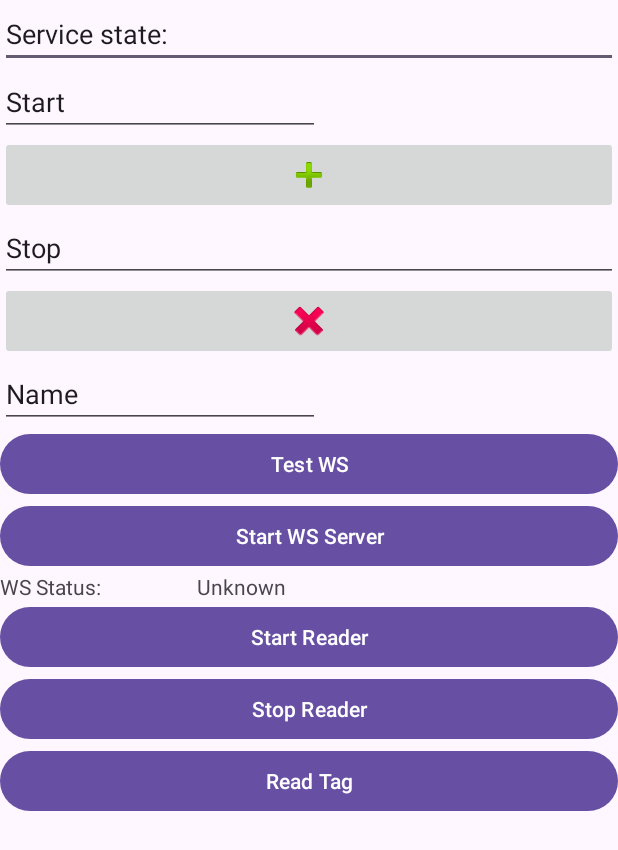
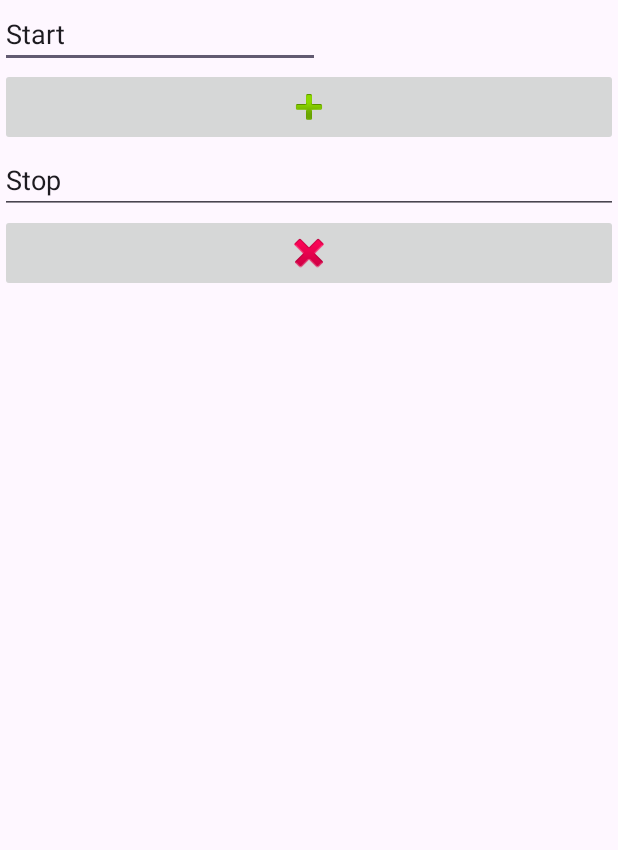
Before and after one commit to tvolodi/embeserver, an Android app: the layout activity_main.xml on its own in the app's theme, with its tools: preview values and no code run, on a phone screen of 412 x 824 dp. Shown: the top 850 px of the screen. Run offline under Robolectric (Android 15) with nearby library versions, the light colour scheme and no system bars.

Commit message:
Refactor 1

```diff
--- a/app/src/main/AndroidManifest.xml
+++ b/app/src/main/AndroidManifest.xml
@@ -18,12 +18,12 @@
         android:theme="@style/Theme.Embeserver"
         tools:targetApi="27">
         <service
-            android:name=".DriverService"
+            android:name="kz.ascoa.embeserver.DriverService"
             android:enabled="true"
             android:exported="false">
         </service>
         <activity
-            android:name=".MainActivity"
+            android:name="kz.ascoa.embeserver.MainActivity"
             android:exported="true"
             android:label="@string/app_name"
             android:theme="@style/Theme.Embeserver">
@@ -41,7 +41,7 @@
         </activity>
 
 
-        <receiver android:enabled="true" android:name=".DriverService" android:exported="true">
+        <receiver android:enabled="true" android:name="kz.ascoa.embeserver.DriverService" android:exported="true">
             <intent-filter>
                 <action android:name="android.intent.action.BOOT_COMPLETED"/>
             </intent-filter>
--- a/app/src/main/java/com/tvolodi/embeserver/ActionType.java
+++ b/app/src/main/java/kz/ascoa/embeserver/ActionType.java
@@ -1,4 +1,4 @@
-package com.tvolodi.embeserver;
+package kz.ascoa.embeserver;
 
 public enum ActionType {
     START,
--- a/app/src/main/java/com/tvolodi/embeserver/Application.kt
+++ b/app/src/main/java/kz/ascoa/embeserver/Application.kt
@@ -1,4 +1,4 @@
-package com.tvolodi.embeserver
+package kz.ascoa.embeserver
 
 import io.ktor.serialization.kotlinx.json.json
 import io.ktor.server.application.Application
--- a/app/src/main/java/com/tvolodi/embeserver/Dividers.kt
+++ b/app/src/main/java/kz/ascoa/embeserver/Dividers.kt
@@ -1,4 +1,4 @@
-package com.tvolodi.embeserver
+package kz.ascoa.embeserver
 
 object Dividers {
     val FIELD_DIVIDER = "::"
--- a/app/src/main/java/com/tvolodi/embeserver/Routing.kt
+++ b/app/src/main/java/kz/ascoa/embeserver/Routing.kt
@@ -1,4 +1,4 @@
-package com.tvolodi.embeserver
+package kz.ascoa.embeserver
 
 import io.ktor.server.application.Application
 import io.ktor.server.application.call
--- a/app/src/main/java/com/tvolodi/embeserver/ServiceStateType.java
+++ b/app/src/main/java/kz/ascoa/embeserver/ServiceStateType.java
@@ -1,4 +1,4 @@
-package com.tvolodi.embeserver;
+package kz.ascoa.embeserver;
 
 public enum ServiceStateType {
     STARTED,
--- a/app/src/main/res/layout/activity_main.xml
+++ b/app/src/main/res/layout/activity_main.xml
@@ -5,20 +5,12 @@
     android:layout_width="match_parent"
     android:layout_height="match_parent"
     android:fitsSystemWindows="true"
-    tools:context=".MainActivity">
+    tools:context="kz.ascoa.embeserver.MainActivity">
 
     <com.google.android.material.appbar.AppBarLayout
         android:layout_width="match_parent"
         android:layout_height="wrap_content"
         android:fitsSystemWindows="true">
-
-        <EditText
-            android:id="@+id/serviceStateText"
-            android:layout_width="match_parent"
-            android:layout_height="wrap_content"
-            android:ems="10"
-            android:inputType="text"
-            android:text="Service state:" />
 
         <EditText
             android:id="@+id/editTextText"
@@ -48,63 +40,10 @@
             android:layout_height="wrap_content"
             app:srcCompat="@android:drawable/ic_delete" />
 
-        <EditText
-            android:id="@+id/editTextText3"
-            android:layout_width="wrap_content"
-            android:layout_height="wrap_content"
-            android:ems="10"
-            android:inputType="text"
-            android:text="Name" />
-
-        <Button
-            android:id="@+id/testWSBtn"
-            android:layout_width="match_parent"
-            android:layout_height="wrap_content"
-            android:text="Test WS" />
-
-        <Button
-            android:id="@+id/startWSBtn"
-            android:layout_width="match_parent"
-            android:layout_height="wrap_content"
-            android:text="Start WS Server" />
-
         <LinearLayout
             android:layout_width="match_parent"
             android:layout_height="match_parent"
-            android:orientation="horizontal">
-
-            <TextView
-                android:id="@+id/WSStatusTV"
-                android:layout_width="131dp"
-                android:layout_height="wrap_content"
-                android:text="WS Status:" />
-
-            <TextView
-                android:id="@+id/WSStatusValueTV"
-                android:layout_width="181dp"
-                android:layout_height="wrap_content"
-                android:text="Unknown" />
-
-        </LinearLayout>
-
-        <Button
-            android:id="@+id/startReaderBtn"
-            android:layout_width="match_parent"
-            android:layout_height="wrap_content"
-            android:layout_weight="1"
-            android:text="Start Reader" />
-
-        <Button
-            android:id="@+id/stopReaderBtn"
-            android:layout_width="match_parent"
-            android:layout_height="wrap_content"
-            android:text="Stop Reader" />
-
-        <Button
-            android:id="@+id/readTagBtn"
-            android:layout_width="match_parent"
-            android:layout_height="wrap_content"
-            android:text="Read Tag" />
+            android:orientation="horizontal"/>
 
     </com.google.android.material.appbar.AppBarLayout>
 
--- a/app/src/main/res/menu/menu_main.xml
+++ b/app/src/main/res/menu/menu_main.xml
@@ -1,7 +1,7 @@
 <menu xmlns:android="http://schemas.android.com/apk/res/android"
     xmlns:app="http://schemas.android.com/apk/res-auto"
     xmlns:tools="http://schemas.android.com/tools"
-    tools:context="com.tvolodi.embeserver.MainActivity">
+    tools:context="com.tvolodi.embeserver.kz.tvolodi.embeserver.MainActivity">
     <item
         android:id="@+id/action_settings"
         android:orderInCategory="100"
```
Also changed, not shown: app/src/main/java/com/tvolodi/embeserver/MainActivity.kt (deleted, +0 -297 lines), app/src/main/java/kz/ascoa/embeserver/DriverService.kt (renamed from app/src/main/java/com/tvolodi/embeserver/DriverService.kt, +29 -27 lines), app/src/main/java/kz/ascoa/embeserver/HopelandRfidReader.kt (renamed from app/src/main/java/com/tvolodi/embeserver/HopelandRfidReader.kt, +4 -7 lines), app/src/main/java/kz/ascoa/embeserver/MainActivity.kt (added, +238 -0 lines), app/src/main/java/kz/ascoa/embeserver/WSClient.kt (renamed from app/src/main/java/com/tvolodi/embeserver/WSClient.kt, +4 -4 lines), app/src/main/java/kz/ascoa/embeserver/WSServer.kt (renamed from app/src/main/java/com/tvolodi/embeserver/WSServer.kt, +7 -5 lines), app/src/main/res/drawable-xxxhdpi/ic_service_notification.png (added), 4 other files.
